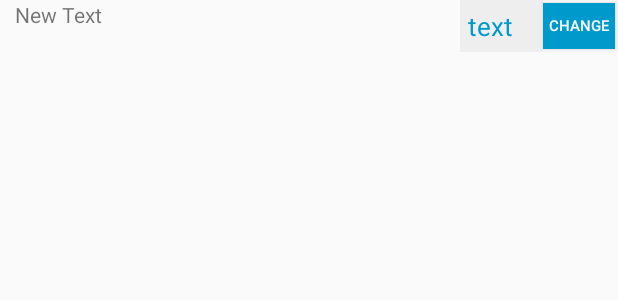
After one commit to RMihaela/SmartHouse, an Android app: the layout cmd_expandable_list_button_item.xml on its own in the app's theme, with its tools: preview values and no code run, on a phone screen of 412 x 824 dp. The commit adds this screen. Shown: the top 300 px of the screen. Run offline under Robolectric (Android 15) with nearby library versions, the phone set to English and light mode, and no system bars.

Commit message:
Fixed command center layout. Before adding interface.

```diff
--- a/SmartHouse/app/src/main/java/com/example/mihaela/smarthouse/command_center/CmdListHeader.java
+++ b/SmartHouse/app/src/main/java/com/example/mihaela/smarthouse/command_center/CmdListHeader.java
@@ -7,7 +7,7 @@ import java.util.ArrayList;
  */
 public class CmdListHeader {
     private String Name;
-    private ArrayList<CmdSpinnerListItem> Items;
+    private ArrayList<CmdButtonListItem> Items;
 
     public String getName() {
         return Name;
@@ -17,11 +17,11 @@ public class CmdListHeader {
         this.Name = name;
     }
 
-    public ArrayList<CmdSpinnerListItem> getItems() {
+    public ArrayList<CmdButtonListItem> getItems() {
         return Items;
     }
 
-    public void setItems(ArrayList<CmdSpinnerListItem> Items) {
+    public void setItems(ArrayList<CmdButtonListItem> Items) {
         this.Items = Items;
     }
 
--- /dev/null
+++ b/SmartHouse/app/src/main/res/layout/cmd_expandable_list_button_item.xml
@@ -0,0 +1,49 @@
+<?xml version="1.0" encoding="utf-8"?>
+<RelativeLayout xmlns:android="http://schemas.android.com/apk/res/android"
+    android:orientation="vertical" android:layout_width="match_parent"
+    android:layout_height="match_parent">
+
+    <TextView
+        android:layout_width="wrap_content"
+        android:layout_height="wrap_content"
+        android:text="New Text"
+        android:id="@+id/cmdTitleLabel"
+        android:layout_alignParentTop="true"
+        android:layout_alignParentLeft="true"
+        android:layout_alignParentStart="true"
+        android:paddingLeft="10dp" />
+
+    <TextView
+        android:id="@+id/cmdSatusLabel"
+        android:layout_width="wrap_content"
+        android:layout_height="wrap_content"
+        android:textSize="17dip"
+        android:paddingTop="5dp"
+        android:paddingBottom="5dp"
+        android:text="text"
+        android:background="#eee"
+        android:paddingLeft="5dp"
+        android:paddingRight="20dp"
+        android:textColor="@android:color/holo_blue_dark"
+        android:layout_alignParentTop="true"
+        android:layout_toLeftOf="@+id/cmdButton"
+        android:layout_toStartOf="@+id/cmdButton" />
+
+    <Button
+        style="?android:attr/buttonStyleSmall"
+        android:layout_width="wrap_content"
+        android:layout_height="wrap_content"
+        android:text="Change"
+        android:id="@+id/cmdButton"
+        android:layout_gravity="right"
+        android:layout_alignParentTop="true"
+        android:layout_alignParentRight="true"
+        android:layout_alignParentEnd="true"
+        android:layout_alignBottom="@+id/cmdSatusLabel"
+        android:background="@android:color/holo_blue_dark"
+        android:textColor="#f7f7f7"
+        android:layout_marginRight="2dp"
+        android:textSize="10dp"
+        android:layout_marginTop="2dp"
+        android:layout_marginBottom="2dp" />
+</RelativeLayout>
--- a/SmartHouse/app/src/main/res/layout/cmd_expandable_list_switch_item.xml
+++ b/SmartHouse/app/src/main/res/layout/cmd_expandable_list_switch_item.xml
@@ -7,7 +7,7 @@
         android:layout_width="wrap_content"
         android:layout_height="wrap_content"
         android:text="New Text"
-        android:id="@+id/cmdTitle"
+        android:id="@+id/cmdTitleLabel"
         android:layout_toLeftOf="@+id/cmdSwitchButton"
         android:layout_alignBottom="@+id/cmdSwitchButton"
         android:layout_alignParentTop="true"
```
Also changed, not shown: SmartHouse/app/src/main/java/com/example/mihaela/smarthouse/command_center/CmdButtonListItem.java (renamed from SmartHouse/app/src/main/java/com/example/mihaela/smarthouse/command_center/CmdSpinnerListItem.java, +4 -4 lines), SmartHouse/app/src/main/java/com/example/mihaela/smarthouse/command_center/CmdListAdapter.java (+7 -8 lines), SmartHouse/app/src/main/java/com/example/mihaela/smarthouse/command_center/CmdListItem.java (added, +15 -0 lines), SmartHouse/app/src/main/java/com/example/mihaela/smarthouse/command_center/CmdSwitchListItem.java (added, +25 -0 lines), SmartHouse/app/src/main/java/com/example/mihaela/smarthouse/command_center/CommandCenterActivity.java (+11 -5 lines), SmartHouse/app/src/main/res/layout/cmd_expandable_list_spinner_item.xml (deleted, +0 -35 lines).
